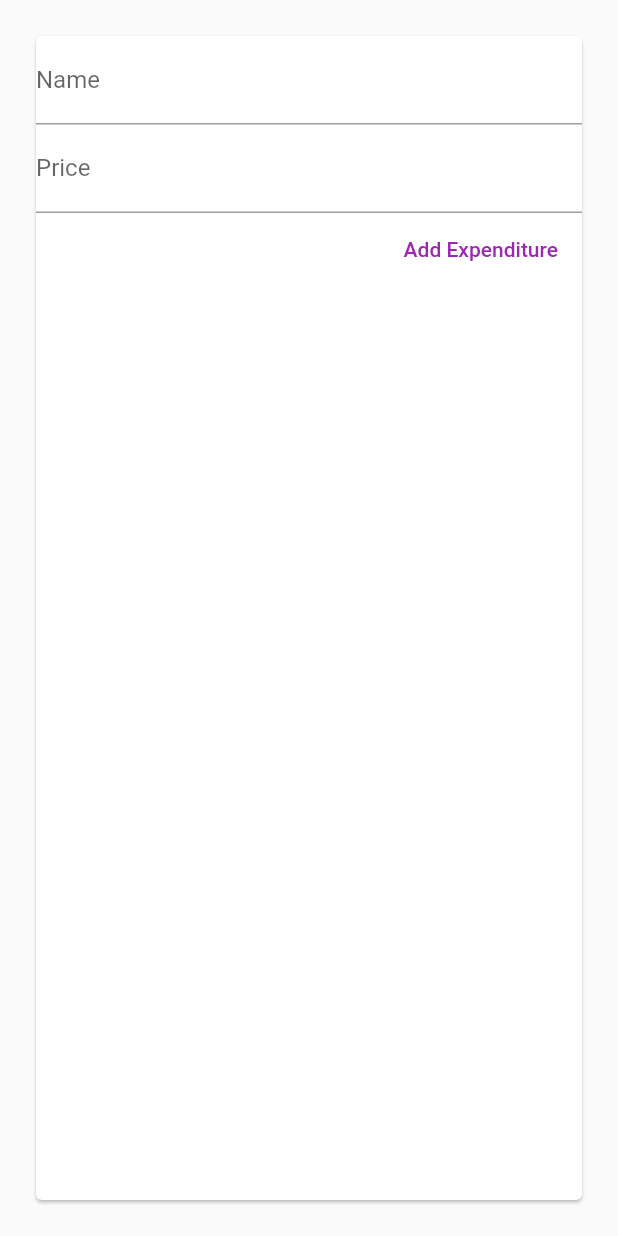
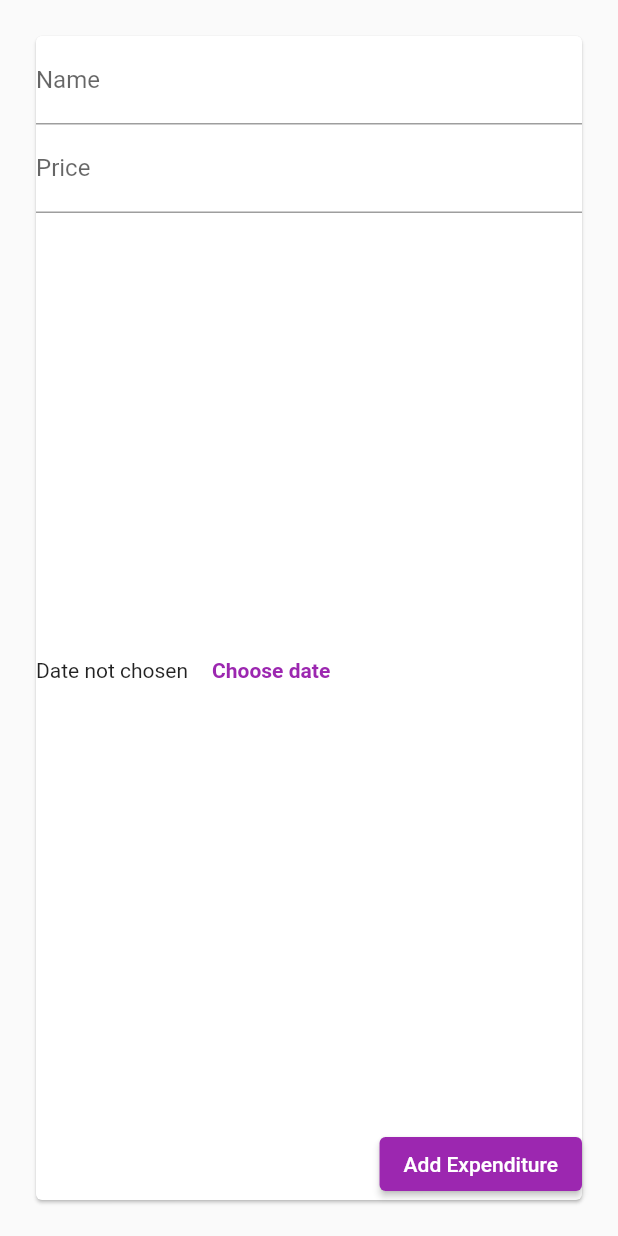
Before and after one commit to bhattabhi013/ExpenseCalculator, a Flutter app: the NewTransaction widget shown alone on an empty page, opened directly with empty values, after a tap on "Add Expenditure", on a phone screen of 412 x 824 dp. Run offline on Flutter 3.47's test engine with Material 2 defaults, Android fonts, the phone set to English and light mode, and no system bars.

Commit message:
datepicker implementation and app completion

```diff
--- a/lib/main.dart
+++ b/lib/main.dart
@@ -17,6 +17,11 @@ class ExpenseCalculator extends StatelessWidget {
         brightness: Brightness.light,
         primarySwatch: Colors.purple,
         accentColor: Colors.yellow,
+        textTheme: ThemeData.light().textTheme.copyWith(
+          button : TextStyle(
+            color: Colors.white
+          ),
+        )
       ),
       darkTheme: ThemeData(
         brightness: Brightness.dark,
@@ -35,8 +40,8 @@ class ExpenseCalculatorApp extends StatefulWidget {
 
 class _ExpenseCalculatorAppState extends State<ExpenseCalculatorApp> {
   final List<Transaction> transactions = [
-    // Transaction(id: '1', price: 999, name: "Shoes", date: DateTime.now()),
-    // Transaction(id: '2', price: 499, name: "T-Shirt", date: DateTime.now()),
+    Transaction(id: '1', price: 999, name: "Shoes", date: DateTime.now()),
+    Transaction(id: '2', price: 499, name: "T-Shirt", date: DateTime.now()),
   ];
 
   List<Transaction> get _weeklyTransaction {
@@ -49,9 +54,9 @@ class _ExpenseCalculatorAppState extends State<ExpenseCalculatorApp> {
     }).toList();
   }
 
-  _addTransaction(String transName, double transPrice) {
+  _addTransaction(String transName, double transPrice, DateTime date) {
     final newTransaction = Transaction(
-        date: DateTime.now(),
+        date: date,
         id: DateTime.now().toString(),
         name: transName,
         price: transPrice);
@@ -60,7 +65,11 @@ class _ExpenseCalculatorAppState extends State<ExpenseCalculatorApp> {
     });
     Navigator.of(context).pop();
   }
-
+  deleteTransaction(String id){
+    setState(() {
+      transactions.removeWhere((element) => element.id == id);
+    });
+  }
   @override
   Widget build(BuildContext context) {
     return Scaffold(
@@ -91,7 +100,7 @@ class _ExpenseCalculatorAppState extends State<ExpenseCalculatorApp> {
         crossAxisAlignment: CrossAxisAlignment.stretch,
         children: <Widget>[
           Chart(_weeklyTransaction),
-          TransactionList(transactions),
+          TransactionList(transactions,deleteTransaction),
         ]);
   }
 
--- a/lib/widgets/chart.dart
+++ b/lib/widgets/chart.dart
@@ -24,7 +24,7 @@ class Chart extends StatelessWidget {
         'day': DateFormat.E().format(weekDay).substring(0,1),
         'price': totalSum,
       };
-    });
+    }).reversed.toList();
   }
 
   @override
--- a/lib/widgets/new_transaction.dart
+++ b/lib/widgets/new_transaction.dart
@@ -1,16 +1,25 @@
 import 'package:flutter/material.dart';
+import 'package:intl/intl.dart';
 
-class NewTransaction extends StatelessWidget {
-  // late String name;
-  // late String price;
-  final name = TextEditingController();
-  final price = TextEditingController();
+class NewTransaction extends StatefulWidget {
   final Function addTrans;
   NewTransaction(this.addTrans);
 
   @override
+  State<NewTransaction> createState() => _NewTransactionState();
+}
+
+class _NewTransactionState extends State<NewTransaction> {
+  // late String _name;
+  final _name = TextEditingController();
+
+  final _price = TextEditingController();
+
+  late DateTime? _userSelectedDate = null;
+
+  @override
   Widget build(BuildContext context) {
-    return  Container(
+    return Container(
       margin: EdgeInsets.all(10),
       padding: EdgeInsets.all(10),
       child: Card(
@@ -22,34 +31,76 @@ class NewTransaction extends StatelessWidget {
                 label: Text('Name'),
               ),
               // onChanged: (value){
-                    //   name = value;
+              //   _name = value;
               // },
-                    controller: name,
+              controller: _name,
             ),
             TextField(
               decoration: const InputDecoration(
                 label: Text('Price'),
               ),
-                    //  onChanged: (value) => price = value,
-                    controller: price,
+              //  onChanged: (value) => _price = value,
+              controller: _price,
               keyboardType: TextInputType.number,
             ),
+            Expanded(
+              // takes as much width available
+              // height: 80,
+              child: Row(children: <Widget>[
+                 Text(_userSelectedDate == null ?
+                 'Date not chosen'
+                 :'Picked date ${DateFormat.yMd().format(_userSelectedDate!)}'),
                 FlatButton(
-                    onPressed: submitData,
+                  child: const Text(
+                    'Choose date',
+                    style: TextStyle(
+                      fontWeight: FontWeight.bold,
+                    ),
+                  ),
+                  textColor: Theme.of(context).primaryColor,
+                  onPressed: _showDatePicker,
+                )
+              ]),
+            ),
+            ElevatedButton(
+              onPressed: _submitData,
               child: const Text('Add Expenditure'),
-                    textColor: Colors.purple,
+              style: ButtonStyle(
+              backgroundColor:   MaterialStateProperty.all<Color>(Theme.of(context).primaryColor),
+              foregroundColor:  MaterialStateProperty.all<Color>(Colors.white),
+              ),
+
             )
           ])),
     );
   }
 
-  submitData(){
-    final enteredName = name.text;
-    final enteredPrice = double.parse(price.text);
-     print('${price.text} and ${name.text}');
-     if(enteredPrice <= 0 || enteredName.isEmpty) {
+  _showDatePicker(){
+    showDatePicker(
+    context: context,
+    initialDate: DateTime.now(),
+    firstDate: DateTime(2021),
+    lastDate: DateTime.now(),
+    ).then((value){
+      if(value == null){
         return;
       }
-      addTrans(enteredName, enteredPrice);
+      setState(() {
+         _userSelectedDate = (value as DateTime);
+      });
+    });
+  }
+
+  _submitData() {
+    final enteredName = _name.text;
+    final enteredPrice = double.parse(_price.text);
+    if(_price.text.isEmpty){
+      return ;
+    }
+    print('${_price.text} and ${_name.text}');
+    if (enteredPrice <= 0 || enteredName.isEmpty || _userSelectedDate == null) {
+      return;
+    }
+    widget.addTrans(enteredName, enteredPrice, _userSelectedDate);
   }
 }
```
Also changed, not shown: lib/widgets/transactionList.dart (+68 -29 lines). Lines whose indentation alone changed are shown as unchanged.
